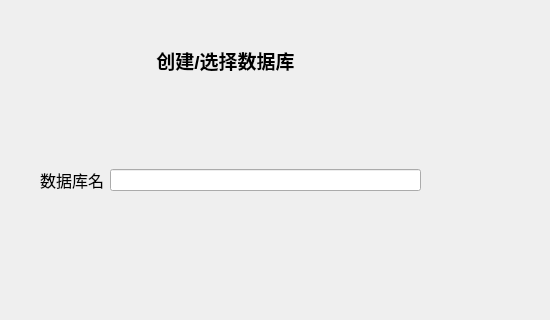
The window that DBMS/createdatabasewindow.ui (Rainysponge/DBMS) describes before a commit, drawn with Qt 5; both pictures show x 90 to 640 and y 0 to 320 of the 640 by 480 pixel window.
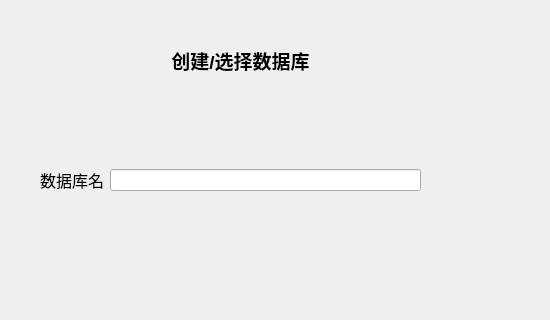
The same window after the commit.

Patch:
```diff
--- a/DBMS/createdatabasewindow.ui
+++ b/DBMS/createdatabasewindow.ui
@@ -18,7 +18,7 @@
     <rect>
      <x>220</x>
      <y>30</y>
-     <width>191</width>
+     <width>221</width>
      <height>61</height>
     </rect>
    </property>
```
